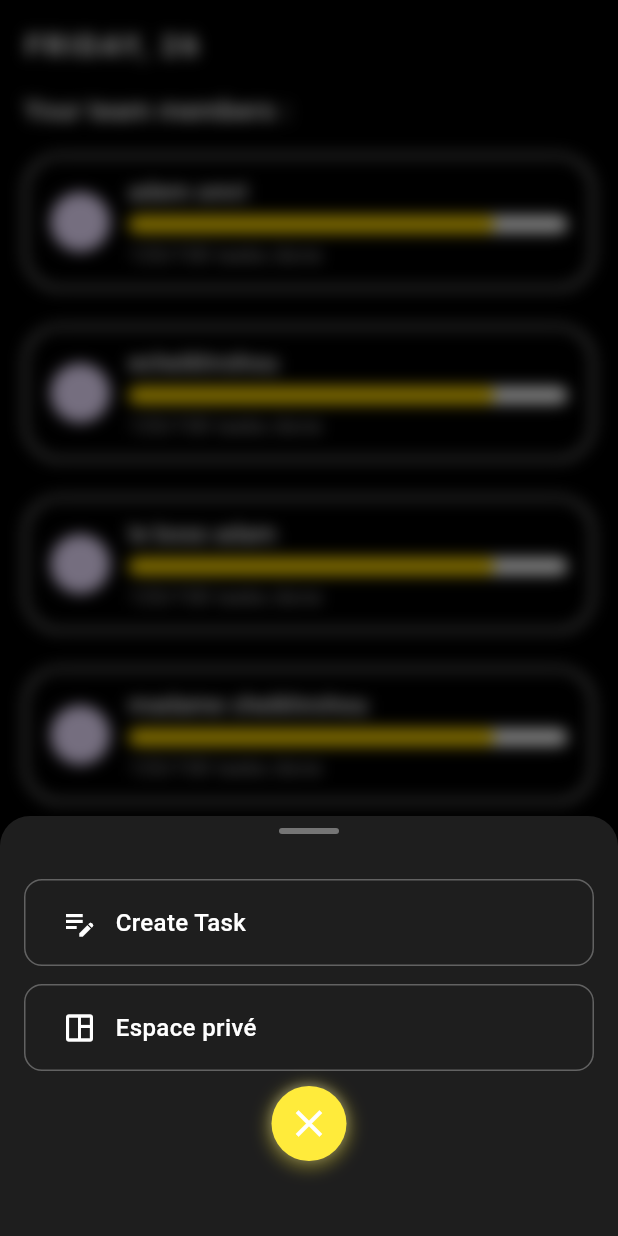
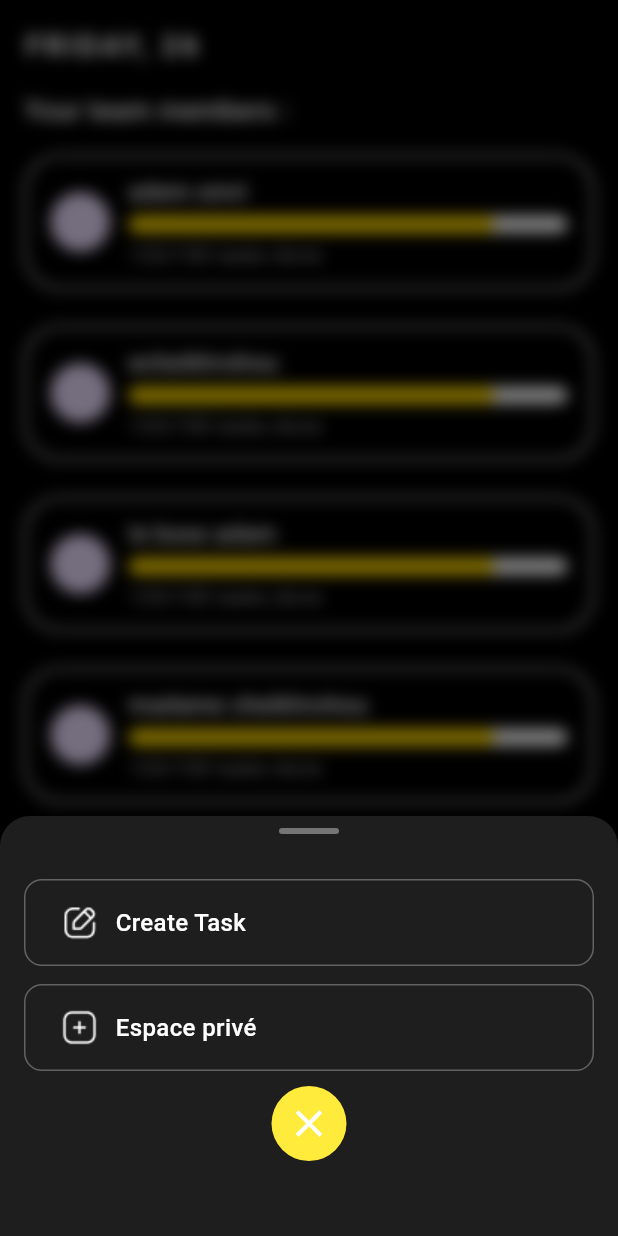
Before and after one commit to Nawrasha/gamytask, a Flutter app: the BossScreen screen opened by its route, after a tap on the "add" icon, on a phone screen of 412 x 824 dp. Run offline on Flutter 3.47's test engine with Material 3 defaults, Android fonts, the phone set to English and light mode, and no system bars; our stand-ins replace cloud_firestore, firebase_auth, firebase_core, flutter_slidable, percent_indicator; accounts and stored records are empty.

Commit message:
ajout points sign up  et modification icon navbar et espace privé

```diff
--- a/lib/authentification/signUp.dart
+++ b/lib/authentification/signUp.dart
@@ -81,16 +81,32 @@ class _SignUpPageState extends State<SignUpPage> {
         'email': emailController.text.trim(),
         'name': nameController.text.trim(),
         'role': _selectedRole,
-        'teamID':
-            teamIdController.text.trim(), // Save teamID from the new field
+        'teamID': teamIdController.text.trim(), // Save teamID from the new field
+        'points': 0, // Ajout du champ points initialisé à 0
       });
 
       Navigator.pushReplacementNamed(context, '/'); // Redirect to AuthWrapper
     } catch (e) {
       setState(() {
-        _errorMessage = "Failed to sign up. ${e.toString()}";
-        _isLoading = false;
-      });
+      if (e is FirebaseAuthException) {
+        switch (e.code) {
+          case 'email-already-in-use':
+            _errorMessage = "This email is already in use.";
+            break;
+          case 'weak-password':
+            _errorMessage = "Password must be at least 6 characters.";
+            break;
+          case 'invalid-email':
+            _errorMessage = "Enter a valid email address.";
+            break;
+          default:
+            _errorMessage = "Authentication failed. Please try again.";
+        }
+      } else {
+        _errorMessage = "An error occurred. Please check your connection.";
+      }
+      _isLoading = false;
+    });
     }
   }
 
--- a/lib/boss-screen/bottom_nav_bar.dart
+++ b/lib/boss-screen/bottom_nav_bar.dart
@@ -48,11 +48,11 @@ class BottomNavBar extends StatelessWidget {
                       ),
                     ),
                     const SizedBox(height: 30),
-                    // Create Task Button
+                    // Create Task Button with Image
                     _buildOptionButton(
                       context,
                       'Create Task',
-                      Icons.edit_note_outlined,
+                      'assets/Edit.png',  // Image asset instead of icon
                       () {
                         Navigator.pop(context); // Close the bottom sheet
                         Navigator.push(
@@ -62,11 +62,11 @@ class BottomNavBar extends StatelessWidget {
                       },
                     ),
                     const SizedBox(height: 12),
-                    // Espace privé Button
+                    // Espace privé Button with Image
                     _buildOptionButton(
                       context,
                       'Espace privé',
-                      Icons.space_dashboard_outlined,
+                      'assets/Plus.png',  // Image asset instead of icon
                       () {
                         Navigator.pop(context);
                         Navigator.push(
@@ -96,20 +96,6 @@ class BottomNavBar extends StatelessWidget {
                     decoration: BoxDecoration(
                       shape: BoxShape.circle,
                       color: Colors.yellow,
-                      boxShadow: [
-                        BoxShadow(
-                          color: Colors.yellow.withOpacity(0.3),
-                          spreadRadius: 4,
-                          blurRadius: 8,
-                          offset: const Offset(0, 2),
-                        ),
-                        BoxShadow(
-                          color: Colors.white.withOpacity(0.2),
-                          spreadRadius: 1,
-                          blurRadius: 4,
-                          offset: const Offset(0, -1),
-                        ),
-                      ],
                     ),
                     child: const Icon(
                       Icons.close,
@@ -129,7 +115,7 @@ class BottomNavBar extends StatelessWidget {
   Widget _buildOptionButton(
     BuildContext context,
     String text,
-    IconData icon,
+    String imagePath,  // Change icon to imagePath
     VoidCallback onPressed,
   ) {
     return InkWell(
@@ -147,7 +133,12 @@ class BottomNavBar extends StatelessWidget {
         ),
         child: Row(
           children: [
-            Icon(icon, color: Colors.white, size: 24),
+            Image.asset(
+              imagePath,  // Display image instead of icon
+              width: 24,
+              height: 24,
+              fit: BoxFit.cover,
+            ),
             const SizedBox(width: 12),
             Text(
               text,
@@ -176,12 +167,13 @@ class BottomNavBar extends StatelessWidget {
               IconButton(
                 icon: Image.asset(
                   'assets/Home.png',
-                  width: 24,
-                  height: 24,
+                  width: 26,
+                  height: 26,
                   color: currentIndex == 0 ? Colors.yellow : Colors.grey,
                 ),
                 onPressed: () => onTap(0),
               ),
+              const SizedBox(width: 10),
               IconButton(
                 icon: Image.asset(
                   'assets/Folder.png',
@@ -191,7 +183,7 @@ class BottomNavBar extends StatelessWidget {
                 ),
                 onPressed: () => onTap(1),
               ),
-              const SizedBox(width: 60),
+              const SizedBox(width:70),
               IconButton(
                 icon: Image.asset(
                   'assets/Prize.png',
@@ -201,11 +193,12 @@ class BottomNavBar extends StatelessWidget {
                 ),
                 onPressed: () => onTap(2),
               ),
+              const SizedBox(width:5),
               IconButton(
                 icon: Image.asset(
                   'assets/Profile.png',
-                  width: 24,
-                  height: 24,
+                  width: 30,
+                  height: 30,
                   color: currentIndex == 3 ? Colors.yellow : Colors.grey,
                 ),
                 onPressed: () => onTap(3),
@@ -215,31 +208,18 @@ class BottomNavBar extends StatelessWidget {
         ),
         Positioned(
           left: MediaQuery.of(context).size.width / 2 - 30,
-          bottom: 25,
+          bottom: 10,
           child: GestureDetector(
             onTap: () => _showAddOptions(context), // Updated to show popup
             child: Container(
-              width: 50,
-              height: 50,
+              width: 45,
+              height: 45,
               decoration: BoxDecoration(
                 shape: BoxShape.circle,
                 color: Colors.yellow,
-                boxShadow: [
-                  BoxShadow(
-                    color: Colors.yellow.withOpacity(0.3),
-                    spreadRadius: 4,
-                    blurRadius: 8,
-                    offset: const Offset(0, 2),
-                  ),
-                  BoxShadow(
-                    color: Colors.white.withOpacity(0.2),
-                    spreadRadius: 1,
-                    blurRadius: 4,
-                    offset: const Offset(0, -1),
-                  ),
-                ],
+
               ),
-              child: const Icon(
+                child: const Icon(
                 Icons.add,
                 color: Colors.white,
                 size: 30,
--- a/pubspec.yaml
+++ b/pubspec.yaml
@@ -49,6 +49,8 @@ flutter:
     - assets/bronzemedal.png
     - assets/Prize.png
     - assets/popup.png
+    - assets/Edit.png
+    - assets/Plus.png
   uses-material-design: true
 
   fonts:
```
Also changed, not shown: assets/Edit.png (added), assets/Plus.png (added).
